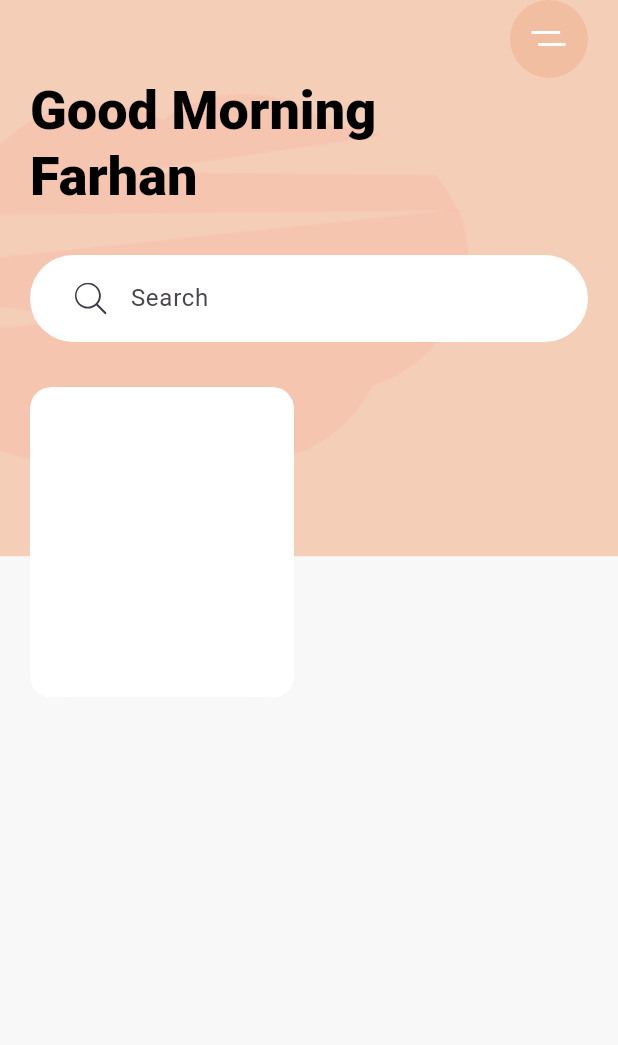
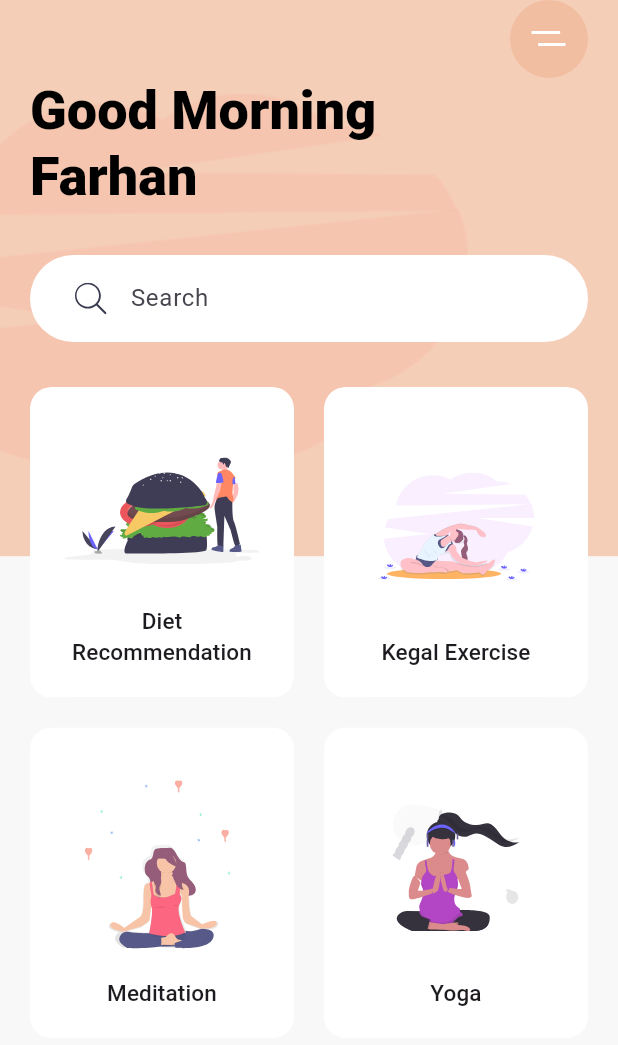
Before and after one commit to FarhaN400/Exersice_App, a Flutter app: the screen it shows after launch, on a phone screen of 412 x 824 dp. Shown: the top 1045 px of the screen. Run offline on Flutter 3.47's test engine with Material 3 defaults, Android fonts, the phone set to English and light mode, and no system bars; our stand-ins replace flutter_svg.

Commit message:
Updated code

```diff
--- a/lib/main.dart
+++ b/lib/main.dart
@@ -94,8 +94,25 @@ class HomeScreen extends StatelessWidget {
                       mainAxisSpacing: 20,
                       children: [
                         CategoryCard(
-
-                        )
+                          svgSrc: "assets/icons/Hamburger.svg",
+                          title: "Diet Recommendation",
+                          press: (){},
+                        ),
+                        CategoryCard(
+                          title: "Kegal Exercise",
+                          svgSrc: "assets/icons/Excrecises.svg",
+                          press: (){},
+                        ),
+                        CategoryCard(
+                          svgSrc: "assets/icons/Meditation.svg",
+                          title: "Meditation",
+                          press: (){},
+                        ),
+                        CategoryCard(
+                          title: "Yoga",
+                          svgSrc: "assets/icons/yoga.svg",
+                          press: (){},
+                        ),
                       ],
                     ),
                   ),
--- a/lib/widget/category_card.dart
+++ b/lib/widget/category_card.dart
@@ -38,7 +38,14 @@ class CategoryCard extends StatelessWidget{
               padding: const EdgeInsets.all(20.0),
               child: Column(
                 children: [
-
+                  Spacer(),
+                  SvgPicture.asset(svgSrc!),
+                  Spacer(),
+                  Text(
+                    title!,
+                    textAlign: TextAlign.center,
+                    style: Theme.of(context).textTheme.titleSmall!.copyWith(fontSize: 15),
+                  )
                 ],
               ),
             ),
```
